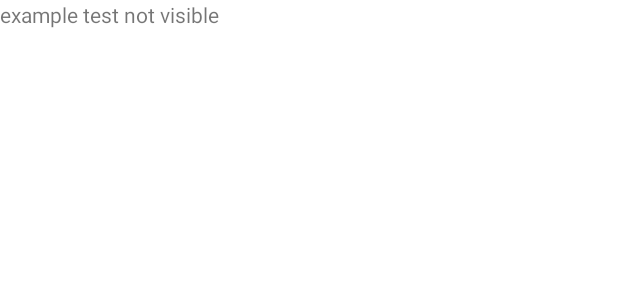
After one commit to oscar-moreno-eit/MovieListTest, an Android app: the layout movie_item_layout.xml on its own in the app's theme, with its tools: preview values and no code run, on a phone screen of 412 x 824 dp. The commit adds this screen. Shown: the top 300 px of the screen. Run offline under Robolectric (Android 15) with nearby library versions, the phone set to English and light mode, and no system bars.

Commit message:
Introduction to CardView
Adding CardView in layout folder. We can use tools text instead of common property just to double check a text preview

```diff
--- a/app/src/main/java/com/example/movielisttest/MainActivity.kt
+++ b/app/src/main/java/com/example/movielisttest/MainActivity.kt
@@ -1,11 +1,13 @@
 package com.example.movielisttest
 
-import android.support.v7.app.AppCompatActivity
+import androidx.appcompat.app.AppCompatActivity
 import android.os.Bundle
 
 class MainActivity : AppCompatActivity() {
     override fun onCreate(savedInstanceState: Bundle?) {
         super.onCreate(savedInstanceState)
         setContentView(R.layout.activity_main)
+
+
     }
 }
--- a/app/src/main/res/layout/activity_main.xml
+++ b/app/src/main/res/layout/activity_main.xml
@@ -1,5 +1,5 @@
 <?xml version="1.0" encoding="utf-8"?>
-<android.support.constraint.ConstraintLayout xmlns:android="http://schemas.android.com/apk/res/android"
+<androidx.constraintlayout.widget.ConstraintLayout xmlns:android="http://schemas.android.com/apk/res/android"
     xmlns:app="http://schemas.android.com/apk/res-auto"
     xmlns:tools="http://schemas.android.com/tools"
     android:layout_width="match_parent"
@@ -15,4 +15,4 @@
         app:layout_constraintStart_toStartOf="parent"
         app:layout_constraintTop_toTopOf="parent" />
 
-</android.support.constraint.ConstraintLayout>
+</androidx.constraintlayout.widget.ConstraintLayout>
--- /dev/null
+++ b/app/src/main/res/layout/movie_item_layout.xml
@@ -0,0 +1,19 @@
+<?xml version="1.0" encoding="utf-8"?>
+<androidx.cardview.widget.CardView xmlns:android="http://schemas.android.com/apk/res/android"
+    android:layout_width="match_parent"
+    android:layout_height="match_parent"
+    xmlns:app="http://schemas.android.com/apk/res-auto"
+    xmlns:tools="http://schemas.android.com/tools"
+    app:cardCornerRadius="0dp">
+    <androidx.appcompat.widget.LinearLayoutCompat
+        android:layout_width="match_parent"
+        android:layout_height="wrap_content">
+        <TextView
+            android:layout_width="match_parent"
+            android:layout_height="wrap_content"
+            tools:text="example test not visible"
+            />
+
+    </androidx.appcompat.widget.LinearLayoutCompat>
+
+</androidx.cardview.widget.CardView>
--- a/gradle.properties
+++ b/gradle.properties
@@ -17,3 +17,5 @@ kotlin.code.style=official
 # resources declared in the library itself and none from the library's dependencies,
 # thereby reducing the size of the R class for that library
 android.nonTransitiveRClass=true
+android.useAndroidX=true
+android.enableJetifier=true
```
Also changed, not shown: app/build.gradle (+6 -5 lines), 1 other file.
